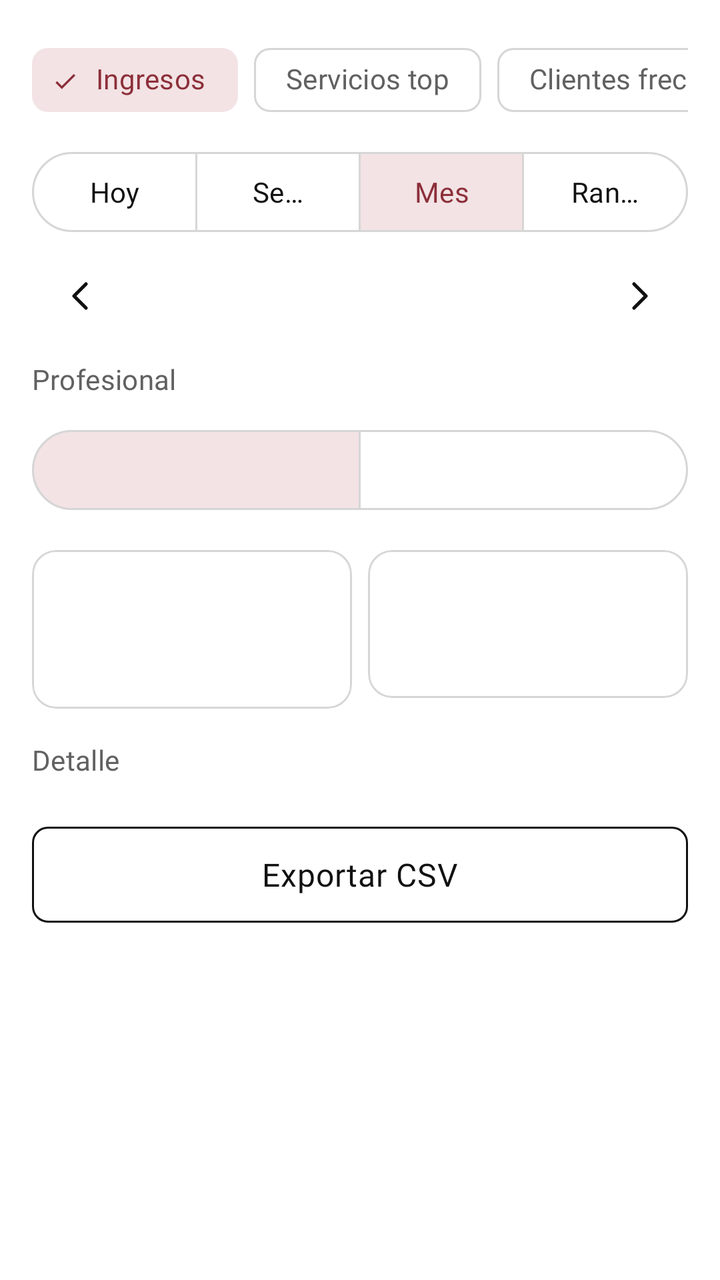
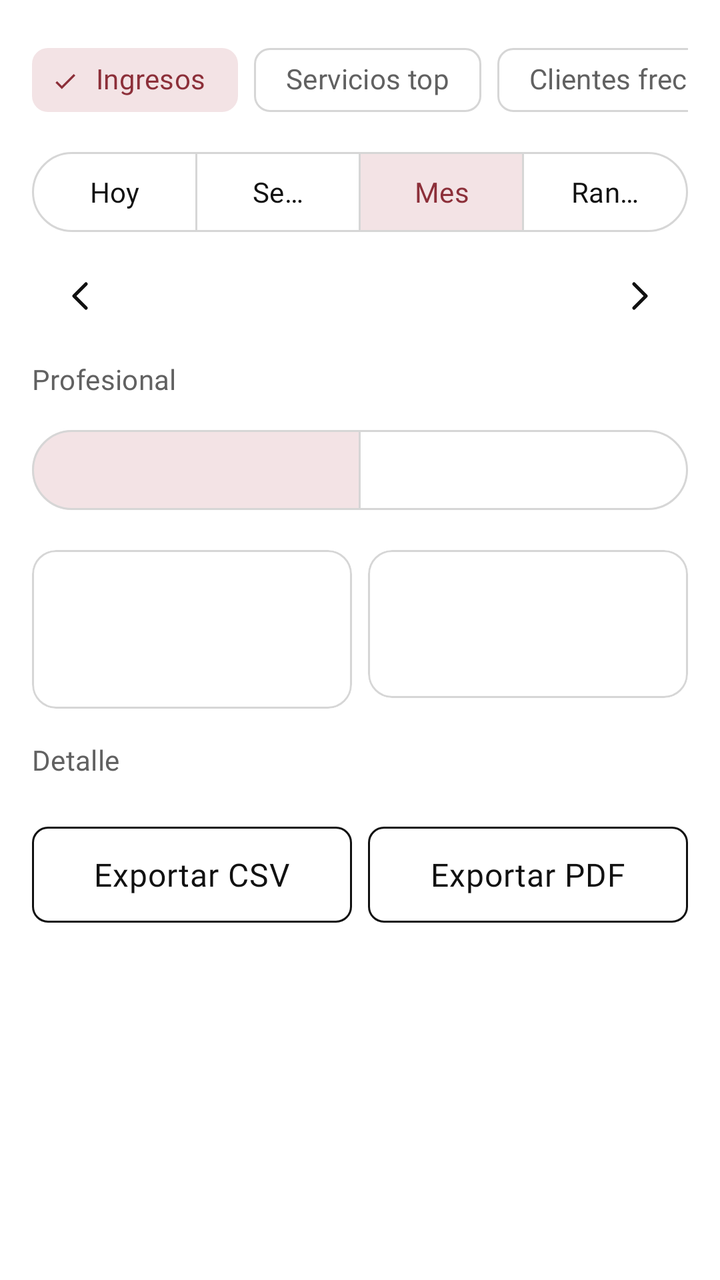

The first picture is an Android layout as it rendered before a commit; the second is the same layout after the commit. The layout source and the unified diff follow.
<!-- AndroidManifest.xml: application theme Theme.Metanoia -->
<!-- res/layout/fragment_reports.xml -->
<?xml version="1.0" encoding="utf-8"?>
<androidx.core.widget.NestedScrollView xmlns:android="http://schemas.android.com/apk/res/android"
    xmlns:app="http://schemas.android.com/apk/res-auto"
    android:layout_width="match_parent"
    android:layout_height="match_parent"
    android:fillViewport="true">

    <LinearLayout
        android:layout_width="match_parent"
        android:layout_height="wrap_content"
        android:orientation="vertical"
        android:padding="@dimen/screen_margin">

        <HorizontalScrollView
            android:layout_width="match_parent"
            android:layout_height="wrap_content"
            android:scrollbars="none">

            <com.google.android.material.chip.ChipGroup
                android:id="@+id/reportTypeChipGroup"
                android:layout_width="wrap_content"
                android:layout_height="wrap_content"
                app:selectionRequired="true"
                app:singleLine="true"
                app:singleSelection="true">

                <com.google.android.material.chip.Chip
                    android:id="@+id/chipReportIncome"
                    style="@style/Widget.Material3.Chip.Filter"
                    android:layout_width="wrap_content"
                    android:layout_height="wrap_content"
                    android:checked="true"
                    android:text="@string/reports_type_income" />

                <com.google.android.material.chip.Chip
                    android:id="@+id/chipReportTopServices"
                    style="@style/Widget.Material3.Chip.Filter"
                    android:layout_width="wrap_content"
                    android:layout_height="wrap_content"
                    android:text="@string/reports_type_top_services" />

                <com.google.android.material.chip.Chip
                    android:id="@+id/chipReportFrequentClients"
                    style="@style/Widget.Material3.Chip.Filter"
                    android:layout_width="wrap_content"
                    android:layout_height="wrap_content"
                    android:text="@string/reports_type_frequent_clients" />

                <com.google.android.material.chip.Chip
                    android:id="@+id/chipReportOccupancy"
                    style="@style/Widget.Material3.Chip.Filter"
                    android:layout_width="wrap_content"
                    android:layout_height="wrap_content"
                    android:text="@string/reports_type_occupancy" />

                <com.google.android.material.chip.Chip
                    android:id="@+id/chipReportPerformance"
                    style="@style/Widget.Material3.Chip.Filter"
                    android:layout_width="wrap_content"
                    android:layout_height="wrap_content"
                    android:text="@string/reports_type_professional" />

                <com.google.android.material.chip.Chip
                    android:id="@+id/chipReportReceivables"
                    style="@style/Widget.Material3.Chip.Filter"
                    android:layout_width="wrap_content"
                    android:layout_height="wrap_content"
                    android:text="@string/reports_type_receivables" />
            </com.google.android.material.chip.ChipGroup>
        </HorizontalScrollView>

        <com.google.android.material.button.MaterialButtonToggleGroup
            android:id="@+id/reportsPeriodModeGroup"
            android:layout_width="match_parent"
            android:layout_height="wrap_content"
            android:layout_marginTop="@dimen/space_s"
            app:checkedButton="@+id/btnReportsModeMonth"
            app:selectionRequired="true"
            app:singleSelection="true">

            <com.google.android.material.button.MaterialButton
                android:id="@+id/btnReportsModeToday"
                style="@style/Widget.Material3.Button.OutlinedButton"
                android:layout_width="0dp"
                android:layout_height="wrap_content"
                android:layout_weight="1"
                android:minHeight="@dimen/touch_target_min"
                android:text="@string/reports_period_today" />

            <com.google.android.material.button.MaterialButton
                android:id="@+id/btnReportsModeWeek"
                style="@style/Widget.Material3.Button.OutlinedButton"
                android:layout_width="0dp"
                android:layout_height="wrap_content"
                android:layout_weight="1"
                android:minHeight="@dimen/touch_target_min"
                android:text="@string/reports_period_week" />

            <com.google.android.material.button.MaterialButton
                android:id="@+id/btnReportsModeMonth"
                style="@style/Widget.Material3.Button.OutlinedButton"
                android:layout_width="0dp"
                android:layout_height="wrap_content"
                android:layout_weight="1"
                android:minHeight="@dimen/touch_target_min"
                android:text="@string/reports_period_month" />

            <com.google.android.material.button.MaterialButton
                android:id="@+id/btnReportsModeRange"
                style="@style/Widget.Material3.Button.OutlinedButton"
                android:layout_width="0dp"
                android:layout_height="wrap_content"
                android:layout_weight="1"
                android:minHeight="@dimen/touch_target_min"
                android:text="@string/reports_period_range" />
        </com.google.android.material.button.MaterialButtonToggleGroup>

        <LinearLayout
            android:id="@+id/reportsNavBar"
            android:layout_width="match_parent"
            android:layout_height="wrap_content"
            android:layout_marginTop="@dimen/space_xs"
            android:gravity="center_vertical"
            android:orientation="horizontal">

            <ImageButton
                android:id="@+id/btnReportsPrevPeriod"
                android:layout_width="@dimen/touch_target_min"
                android:layout_height="@dimen/touch_target_min"
                android:background="?attr/selectableItemBackgroundBorderless"
                android:contentDescription="@string/commissions_prev_period"
                android:src="@drawable/ic_chevron_left"
                app:tint="?attr/colorOnSurface" />

            <TextView
                android:id="@+id/reportsPeriodLabel"
                android:layout_width="0dp"
                android:layout_height="wrap_content"
                android:layout_weight="1"
                android:gravity="center"
                android:textAppearance="@style/TextAppearance.Metanoia.Subtitle"
                android:textColor="?attr/colorOnSurface" />

            <ImageButton
                android:id="@+id/btnReportsNextPeriod"
                android:layout_width="@dimen/touch_target_min"
                android:layout_height="@dimen/touch_target_min"
                android:background="?attr/selectableItemBackgroundBorderless"
                android:contentDescription="@string/commissions_next_period"
                android:src="@drawable/ic_chevron_right"
                app:tint="?attr/colorOnSurface" />
        </LinearLayout>

        <LinearLayout
            android:id="@+id/reportsCustomRangeBar"
            android:layout_width="match_parent"
            android:layout_height="wrap_content"
            android:layout_marginTop="@dimen/space_xs"
            android:orientation="horizontal"
            android:visibility="gone">

            <com.google.android.material.button.MaterialButton
                android:id="@+id/btnReportsFromDate"
                style="@style/Widget.Metanoia.Button.Secondary"
                android:layout_width="0dp"
                android:layout_height="wrap_content"
                android:layout_weight="1" />

            <com.google.android.material.button.MaterialButton
                android:id="@+id/btnReportsToDate"
                style="@style/Widget.Metanoia.Button.Secondary"
                android:layout_width="0dp"
                android:layout_height="wrap_content"
                android:layout_marginStart="@dimen/space_s"
                android:layout_weight="1" />
        </LinearLayout>

        <TextView
            android:layout_width="wrap_content"
            android:layout_height="wrap_content"
            android:layout_marginTop="@dimen/space_s"
            android:text="@string/commissions_professional_label"
            android:textAppearance="@style/TextAppearance.Metanoia.Label"
            android:textColor="?attr/colorOnSurfaceVariant" />

        <HorizontalScrollView
            android:layout_width="match_parent"
            android:layout_height="wrap_content"
            android:layout_marginTop="@dimen/space_xs"
            android:scrollbars="none">

            <com.google.android.material.chip.ChipGroup
                android:id="@+id/reportsProfessionalGroup"
                android:layout_width="wrap_content"
                android:layout_height="wrap_content"
                app:selectionRequired="true"
                app:singleLine="true"
                app:singleSelection="true" />
        </HorizontalScrollView>

        <com.google.android.material.button.MaterialButtonToggleGroup
            android:id="@+id/reportsSubModeGroup"
            android:layout_width="match_parent"
            android:layout_height="wrap_content"
            android:layout_marginTop="@dimen/space_s"
            app:checkedButton="@+id/btnReportsSubModeA"
            app:selectionRequired="true"
            app:singleSelection="true">

            <com.google.android.material.button.MaterialButton
                android:id="@+id/btnReportsSubModeA"
                style="@style/Widget.Material3.Button.OutlinedButton"
                android:layout_width="0dp"
                android:layout_height="wrap_content"
                android:layout_weight="1"
                android:minHeight="@dimen/touch_target_min" />

            <com.google.android.material.button.MaterialButton
                android:id="@+id/btnReportsSubModeB"
                style="@style/Widget.Material3.Button.OutlinedButton"
                android:layout_width="0dp"
                android:layout_height="wrap_content"
                android:layout_weight="1"
                android:minHeight="@dimen/touch_target_min" />
        </com.google.android.material.button.MaterialButtonToggleGroup>

        <com.google.android.material.materialswitch.MaterialSwitch
            android:id="@+id/switchIncludeClientPhone"
            android:layout_width="match_parent"
            android:layout_height="wrap_content"
            android:layout_marginTop="@dimen/space_xs"
            android:minHeight="@dimen/touch_target_min"
            android:text="@string/reports_include_phone_switch"
            android:visibility="gone" />

        <LinearLayout
            android:id="@+id/reportsKpiContainer"
            android:layout_width="match_parent"
            android:layout_height="wrap_content"
            android:layout_marginTop="@dimen/space_m"
            android:baselineAligned="false"
            android:orientation="horizontal">

            <com.google.android.material.card.MaterialCardView
                android:layout_width="0dp"
                android:layout_height="wrap_content"
                android:layout_weight="1"
                app:cardBackgroundColor="?attr/colorSurface"
                app:cardCornerRadius="@dimen/radius_m"
                app:cardElevation="0dp"
                app:strokeColor="?attr/colorOutline"
                app:strokeWidth="@dimen/stroke_width">

                <LinearLayout
                    android:layout_width="match_parent"
                    android:layout_height="wrap_content"
                    android:orientation="vertical"
                    android:padding="@dimen/space_m">

                    <TextView
                        android:id="@+id/reportsKpiPrimaryLabel"
                        android:layout_width="wrap_content"
                        android:layout_height="wrap_content"
                        android:textAppearance="@style/TextAppearance.Metanoia.Caption"
                        android:textColor="?attr/colorOnSurfaceVariant" />

                    <TextView
                        android:id="@+id/reportsKpiPrimaryValue"
                        android:layout_width="wrap_content"
                        android:layout_height="wrap_content"
                        android:layout_marginTop="@dimen/space_xs"
                        android:textAppearance="@style/TextAppearance.Metanoia.Title"
                        android:textColor="?attr/colorOnSurface" />
                </LinearLayout>
            </com.google.android.material.card.MaterialCardView>

            <com.google.android.material.card.MaterialCardView
                android:layout_width="0dp"
                android:layout_height="wrap_content"
                android:layout_marginStart="@dimen/space_s"
                android:layout_weight="1"
                app:cardBackgroundColor="?attr/colorSurface"
                app:cardCornerRadius="@dimen/radius_m"
                app:cardElevation="0dp"
                app:strokeColor="?attr/colorOutline"
                app:strokeWidth="@dimen/stroke_width">

                <LinearLayout
                    android:layout_width="match_parent"
                    android:layout_height="wrap_content"
                    android:orientation="vertical"
                    android:padding="@dimen/space_m">

                    <TextView
                        android:id="@+id/reportsKpiSecondaryLabel"
                        android:layout_width="wrap_content"
                        android:layout_height="wrap_content"
                        android:textAppearance="@style/TextAppearance.Metanoia.Caption"
                        android:textColor="?attr/colorOnSurfaceVariant" />

                    <TextView
                        android:id="@+id/reportsKpiSecondaryValue"
                        android:layout_width="wrap_content"
                        android:layout_height="wrap_content"
                        android:layout_marginTop="@dimen/space_xs"
                        android:textAppearance="@style/TextAppearance.Metanoia.Subtitle"
                        android:textColor="?attr/colorOnSurface" />
                </LinearLayout>
            </com.google.android.material.card.MaterialCardView>
        </LinearLayout>

        <com.google.android.material.card.MaterialCardView
            android:id="@+id/reportsSecondaryCard"
            android:layout_width="match_parent"
            android:layout_height="wrap_content"
            android:layout_marginTop="@dimen/space_s"
            android:visibility="gone"
            app:cardBackgroundColor="?attr/colorSurfaceVariant"
            app:cardCornerRadius="@dimen/radius_m"
            app:cardElevation="0dp"
            app:strokeColor="?attr/colorOutline"
            app:strokeWidth="@dimen/stroke_width">

            <LinearLayout
                android:layout_width="match_parent"
                android:layout_height="wrap_content"
                android:orientation="vertical"
                android:padding="@dimen/space_m">

                <TextView
                    android:id="@+id/reportsSecondaryTitle"
                    android:layout_width="wrap_content"
                    android:layout_height="wrap_content"
                    android:textAppearance="@style/TextAppearance.Metanoia.Label"
                    android:textColor="?attr/colorOnSurface" />

                <TextView
                    android:id="@+id/reportsSecondaryBody"
                    android:layout_width="match_parent"
                    android:layout_height="wrap_content"
                    android:layout_marginTop="@dimen/space_xs"
                    android:textAppearance="@style/TextAppearance.Metanoia.BodySmall"
                    android:textColor="?attr/colorOnSurfaceVariant" />
            </LinearLayout>
        </com.google.android.material.card.MaterialCardView>

        <com.google.android.material.card.MaterialCardView
            android:id="@+id/reportsChartCard"
            android:layout_width="match_parent"
            android:layout_height="wrap_content"
            android:layout_marginTop="@dimen/space_s"
            android:visibility="gone"
            app:cardBackgroundColor="?attr/colorSurface"
            app:cardCornerRadius="@dimen/radius_m"
            app:cardElevation="0dp"
            app:strokeColor="?attr/colorOutline"
            app:strokeWidth="@dimen/stroke_width">

            <LinearLayout
                android:layout_width="match_parent"
                android:layout_height="wrap_content"
                android:orientation="vertical"
                android:padding="@dimen/space_m">

                <TextView
                    android:id="@+id/reportsChartTitle"
                    android:layout_width="wrap_content"
                    android:layout_height="wrap_content"
                    android:textAppearance="@style/TextAppearance.Metanoia.Label"
                    android:textColor="?attr/colorOnSurfaceVariant" />

                <com.metanoia.app.ui.common.BarChartView
                    android:id="@+id/reportsBarChart"
                    android:layout_width="match_parent"
                    android:layout_height="@dimen/bar_chart_height"
                    android:layout_marginTop="@dimen/space_xs" />
            </LinearLayout>
        </com.google.android.material.card.MaterialCardView>

        <TextView
            android:id="@+id/reportsDetailHeader"
            android:layout_width="wrap_content"
            android:layout_height="wrap_content"
            android:layout_marginTop="@dimen/space_m"
            android:text="@string/reports_section_detail"
            android:textAppearance="@style/TextAppearance.Metanoia.Label"
            android:textColor="?attr/colorOnSurfaceVariant" />

        <androidx.recyclerview.widget.RecyclerView
            android:id="@+id/reportsRecycler"
            android:layout_width="match_parent"
            android:layout_height="wrap_content"
            android:layout_marginTop="@dimen/space_s"
            android:nestedScrollingEnabled="false" />

        <com.metanoia.app.ui.common.EmptyStateView
            android:id="@+id/reportsEmptyState"
            android:layout_width="match_parent"
            android:layout_height="wrap_content"
            android:layout_marginTop="@dimen/space_m"
            android:visibility="gone" />

        <LinearLayout
            android:id="@+id/reportsExportBar"
            android:layout_width="match_parent"
            android:layout_height="wrap_content"
            android:layout_marginTop="@dimen/space_m"
            android:orientation="horizontal">

            <com.google.android.material.button.MaterialButton
                android:id="@+id/btnExportCsv"
                style="@style/Widget.Metanoia.Button.Secondary"
                android:layout_width="0dp"
                android:layout_height="wrap_content"
                android:layout_weight="1"
                android:text="@string/reports_export_csv_btn" />
        </LinearLayout>
    </LinearLayout>
</androidx.core.widget.NestedScrollView>
<!-- resources referenced by this layout -->
<resources>
  <dimen name="bar_chart_height">200dp</dimen>
  <dimen name="radius_m">12dp</dimen>
  <dimen name="screen_margin">16dp</dimen>
  <dimen name="space_m">16dp</dimen>
  <dimen name="space_s">8dp</dimen>
  <dimen name="space_xs">4dp</dimen>
  <dimen name="stroke_width">1dp</dimen>
  <dimen name="touch_target_min">48dp</dimen>
  <string name="commissions_next_period">Período siguiente</string>
  <string name="commissions_prev_period">Período anterior</string>
  <string name="commissions_professional_label">Profesional</string>
  <string name="reports_export_csv_btn">Exportar CSV</string>
  <string name="reports_include_phone_switch">Incluir teléfono al exportar</string>
  <string name="reports_period_month">Mes</string>
  <string name="reports_period_range">Rango</string>
  <string name="reports_period_today">Hoy</string>
  <string name="reports_period_week">Semana</string>
  <string name="reports_section_detail">Detalle</string>
  <string name="reports_type_frequent_clients">Clientes frecuentes</string>
  <string name="reports_type_income">Ingresos</string>
  <string name="reports_type_occupancy">Ocupación</string>
  <string name="reports_type_professional">Por profesional</string>
  <string name="reports_type_receivables">Por cobrar</string>
  <string name="reports_type_top_services">Servicios top</string>
  <style name="TextAppearance.Metanoia.BodySmall" parent="TextAppearance.Material3.BodyMedium">
          <item name="fontFamily">@font/inter_regular</item>
          <item name="android:fontFamily">@font/inter_regular</item>
          <item name="android:textSize">14sp</item>
      </style>
  <style name="TextAppearance.Metanoia.Caption" parent="TextAppearance.Material3.BodySmall">
          <item name="fontFamily">@font/inter_regular</item>
          <item name="android:fontFamily">@font/inter_regular</item>
          <item name="android:textSize">12sp</item>
      </style>
  <style name="TextAppearance.Metanoia.Label" parent="TextAppearance.Material3.LabelLarge">
          <item name="fontFamily">@font/inter_medium</item>
          <item name="android:fontFamily">@font/inter_medium</item>
          <item name="android:textSize">14sp</item>
      </style>
  <style name="TextAppearance.Metanoia.Subtitle" parent="TextAppearance.Material3.TitleMedium">
          <item name="fontFamily">@font/montserrat_semibold</item>
          <item name="android:fontFamily">@font/montserrat_semibold</item>
          <item name="android:textSize">16sp</item>
      </style>
  <style name="TextAppearance.Metanoia.Title" parent="TextAppearance.Material3.TitleLarge">
          <item name="fontFamily">@font/montserrat_semibold</item>
          <item name="android:fontFamily">@font/montserrat_semibold</item>
          <item name="android:textSize">20sp</item>
      </style>
  <style name="TextAppearance.Metanoia.Button" parent="TextAppearance.Material3.LabelLarge">
          <item name="fontFamily">@font/montserrat_semibold</item>
          <item name="android:fontFamily">@font/montserrat_semibold</item>
          <item name="android:textSize">16sp</item>
          <item name="android:letterSpacing">0.02</item>
      </style>
  <dimen name="button_secondary_height">48dp</dimen>
  <dimen name="radius_s">8dp</dimen>
  <color name="ink">#111111</color>
  <color name="white">#FFFFFF</color>
  <color name="accent_light">#8C2F39</color>
  <color name="on_accent_light">#FFFFFF</color>
  <color name="accent_container_light">#F3E3E5</color>
  <color name="gray50">#F5F5F5</color>
  <color name="gray200">#D6D6D6</color>
  <color name="gray100">#EBEBEB</color>
  <color name="gray600">#616161</color>
  <style name="TextAppearance.Metanoia.Body" parent="TextAppearance.Material3.BodyLarge">
          <item name="fontFamily">@font/inter_regular</item>
          <item name="android:fontFamily">@font/inter_regular</item>
          <item name="android:textSize">16sp</item>
      </style>
  <!-- unchanged entries left out for length: 4 -->
</resources>

<!-- the commit's change to res/layout/fragment_reports.xml (unified diff, before → after) -->
@@ -414,6 +414,15 @@
                 android:layout_height="wrap_content"
                 android:layout_weight="1"
                 android:text="@string/reports_export_csv_btn" />
+
+            <com.google.android.material.button.MaterialButton
+                android:id="@+id/btnExportPdf"
+                style="@style/Widget.Metanoia.Button.Secondary"
+                android:layout_width="0dp"
+                android:layout_height="wrap_content"
+                android:layout_marginStart="@dimen/space_s"
+                android:layout_weight="1"
+                android:text="@string/reports_export_pdf_btn" />
         </LinearLayout>
     </LinearLayout>
 </androidx.core.widget.NestedScrollView>
<!-- resource entries referenced after the edit -->
@@ -12,6 +12,7 @@
   <string name="commissions_prev_period">Período anterior</string>
   <string name="commissions_professional_label">Profesional</string>
   <string name="reports_export_csv_btn">Exportar CSV</string>
+  <string name="reports_export_pdf_btn">Exportar PDF</string>
   <string name="reports_include_phone_switch">Incluir teléfono al exportar</string>
   <string name="reports_period_month">Mes</string>
   <string name="reports_period_range">Rango</string>
